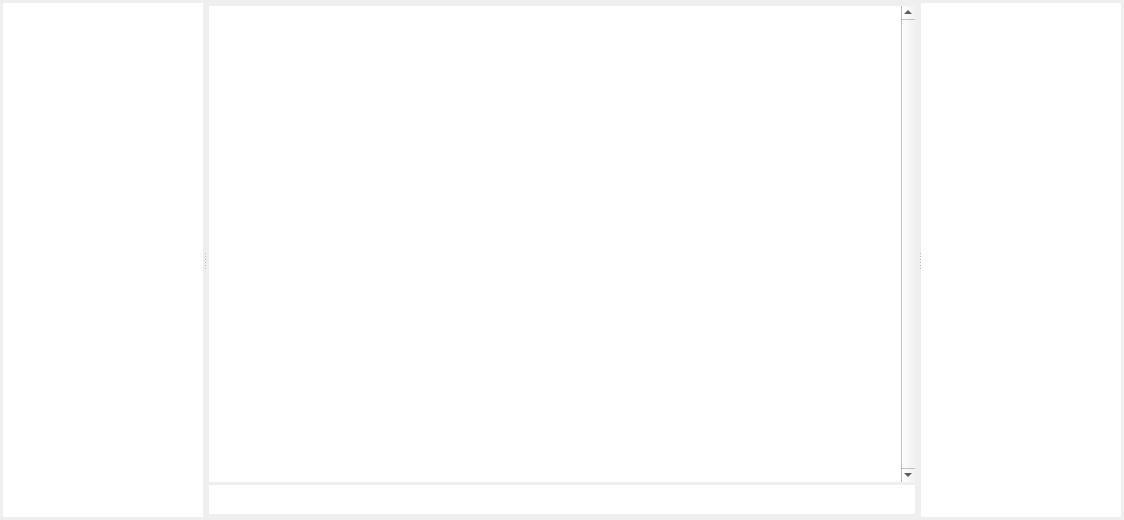
The window that frmMainWindow.ui (OGFilthyCasual/PyRC) describes before a commit, drawn with Qt 5.
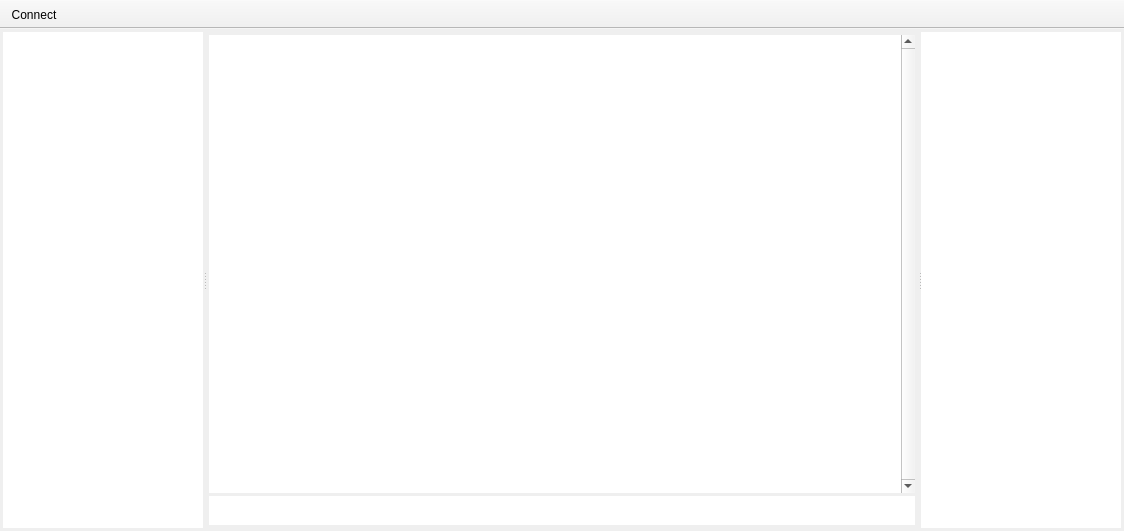
The same window after the commit. Icons and pictures are not drawn.

```diff
--- a/frmMainWindow.ui
+++ b/frmMainWindow.ui
@@ -6,8 +6,8 @@
    <rect>
     <x>0</x>
     <y>0</y>
-    <width>984</width>
-    <height>520</height>
+    <width>1124</width>
+    <height>531</height>
    </rect>
   </property>
   <property name="maximumSize">
@@ -53,8 +53,9 @@
        </property>
        <property name="font">
         <font>
-         <family>Inconsolata</family>
+         <family>Arial</family>
          <pointsize>14</pointsize>
+         <italic>false</italic>
         </font>
        </property>
        <property name="focusPolicy">
@@ -98,8 +99,9 @@
            </property>
            <property name="font">
             <font>
-             <family>Inconsolata</family>
+             <family>Arial</family>
              <pointsize>14</pointsize>
+             <italic>false</italic>
             </font>
            </property>
            <property name="focusPolicy">
@@ -118,8 +120,8 @@
             <string>&lt;!DOCTYPE HTML PUBLIC &quot;-//W3C//DTD HTML 4.0//EN&quot; &quot;http://www.w3.org/TR/REC-html40/strict.dtd&quot;&gt;
 &lt;html&gt;&lt;head&gt;&lt;meta name=&quot;qrichtext&quot; content=&quot;1&quot; /&gt;&lt;style type=&quot;text/css&quot;&gt;
 p, li { white-space: pre-wrap; }
-&lt;/style&gt;&lt;/head&gt;&lt;body style=&quot; font-family:'Inconsolata'; font-size:14pt; font-weight:400; font-style:normal;&quot;&gt;
-&lt;p style=&quot;-qt-paragraph-type:empty; margin-top:0px; margin-bottom:0px; margin-left:0px; margin-right:0px; -qt-block-indent:0; text-indent:0px;&quot;&gt;&lt;br /&gt;&lt;/p&gt;&lt;/body&gt;&lt;/html&gt;</string>
+&lt;/style&gt;&lt;/head&gt;&lt;body style=&quot; font-family:'Arial'; font-size:14pt; font-weight:400; font-style:normal;&quot;&gt;
+&lt;p style=&quot;-qt-paragraph-type:empty; margin-top:0px; margin-bottom:0px; margin-left:0px; margin-right:0px; -qt-block-indent:0; text-indent:0px; font-family:'Inconsolata';&quot;&gt;&lt;br /&gt;&lt;/p&gt;&lt;/body&gt;&lt;/html&gt;</string>
            </property>
            <property name="textInteractionFlags">
             <set>Qt::TextBrowserInteraction</set>
@@ -136,8 +138,9 @@
            </property>
            <property name="font">
             <font>
-             <family>Inconsolata</family>
+             <family>Arial</family>
              <pointsize>14</pointsize>
+             <italic>false</italic>
             </font>
            </property>
            <property name="mouseTracking">
@@ -177,8 +180,9 @@
         </property>
         <property name="font">
          <font>
-          <family>Inconsolata</family>
+          <family>Arial</family>
           <pointsize>14</pointsize>
+          <italic>false</italic>
           <stylestrategy>PreferAntialias</stylestrategy>
          </font>
         </property>
@@ -212,6 +216,36 @@
     </item>
    </layout>
   </widget>
+  <widget class="QToolBar" name="toobarMain">
+   <property name="windowTitle">
+    <string>toolBar</string>
+   </property>
+   <property name="movable">
+    <bool>false</bool>
+   </property>
+   <property name="floatable">
+    <bool>false</bool>
+   </property>
+   <attribute name="toolBarArea">
+    <enum>TopToolBarArea</enum>
+   </attribute>
+   <attribute name="toolBarBreak">
+    <bool>false</bool>
+   </attribute>
+   <addaction name="actionConnect"/>
+  </widget>
+  <action name="actionConnect">
+   <property name="icon">
+    <iconset>
+     <normaloff>../../../../Desktop/Android_Design_Icons_20120711/All_Icons/holo_light/xhdpi/6_social_group.png</normaloff>../../../../Desktop/Android_Design_Icons_20120711/All_Icons/holo_light/xhdpi/6_social_group.png</iconset>
+   </property>
+   <property name="text">
+    <string>Connect</string>
+   </property>
+   <property name="toolTip">
+    <string>Connect to a Server</string>
+   </property>
+  </action>
  </widget>
  <tabstops>
   <tabstop>listNames</tabstop>
```
